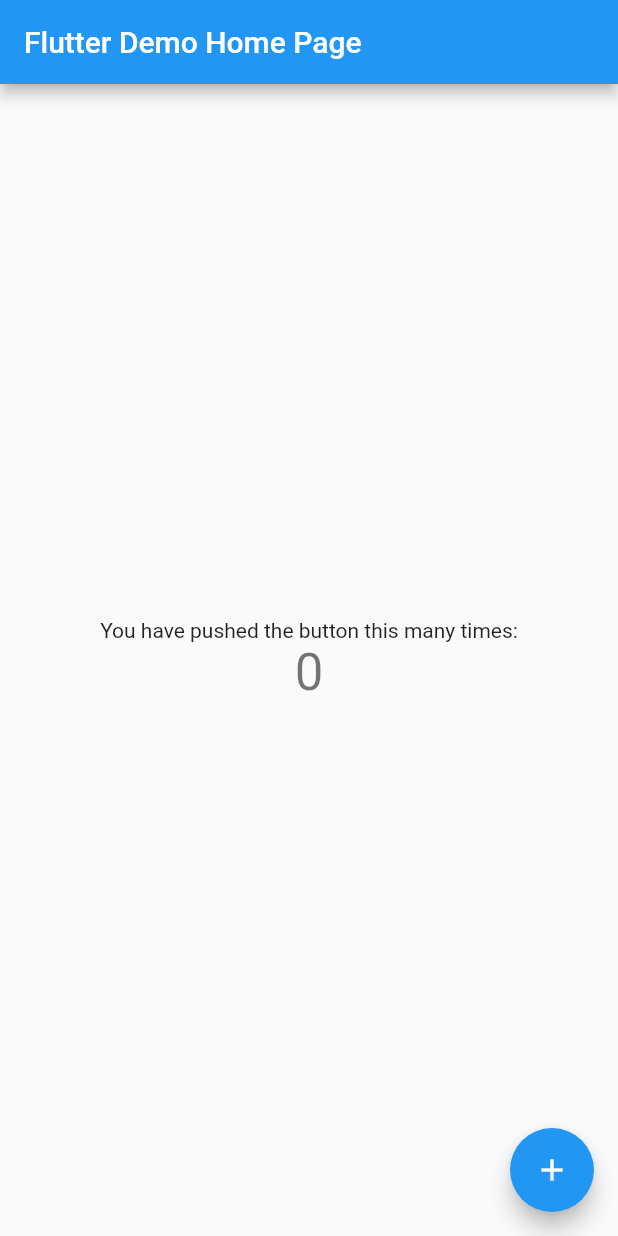
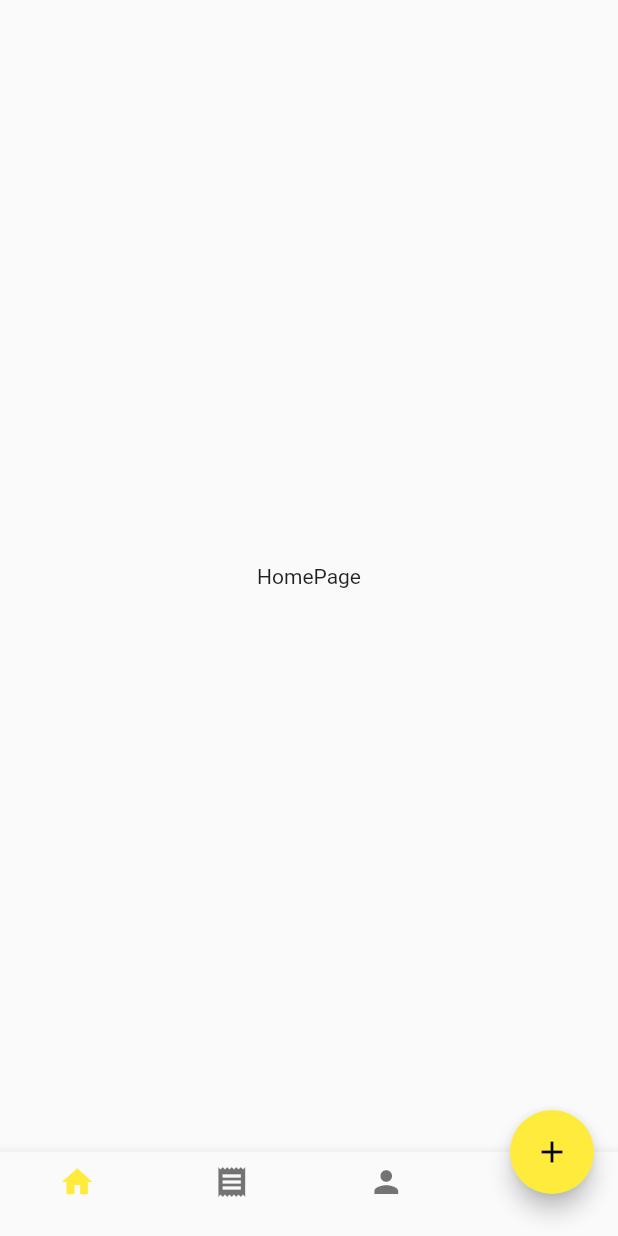
Before and after one commit to duythien0912/buslivery, a Flutter app: the screen it shows after launch, on a phone screen of 412 x 824 dp. Run offline on Flutter 3.47's test engine with Material 2 defaults, Android fonts, the phone set to English and light mode, and no system bars.

Commit message:
[Thien] add page

```diff
--- a/lib/main.dart
+++ b/lib/main.dart
@@ -1,63 +1,143 @@
+import 'dart:io';
+
 import 'package:flutter/material.dart';
+import 'package:flutter/services.dart';
+import './presentation/custom_icons_icons.dart';
 
-void main() => runApp(MyApp());
+void main() {
+  runApp(
+    MyApp(),
+  );
+
+  if (Platform.isAndroid) {
+    SystemUiOverlayStyle systemUiOverlayStyle =
+        SystemUiOverlayStyle(statusBarColor: Colors.transparent);
+    SystemChrome.setSystemUIOverlayStyle(systemUiOverlayStyle);
+  }
+}
 
 class MyApp extends StatelessWidget {
+  static const Map<TargetPlatform, PageTransitionsBuilder> _defaultBuilders =
+      <TargetPlatform, PageTransitionsBuilder>{
+    TargetPlatform.android: FadeUpwardsPageTransitionsBuilder(),
+    TargetPlatform.iOS: FadeUpwardsPageTransitionsBuilder(),
+  };
+
   @override
   Widget build(BuildContext context) {
     return MaterialApp(
+      debugShowCheckedModeBanner: false,
       title: 'Flutter Demo',
       theme: ThemeData(
-        primarySwatch: Colors.blue,
+        primarySwatch: Colors.yellow,
+        pageTransitionsTheme: PageTransitionsTheme(builders: _defaultBuilders),
       ),
-      home: MyHomePage(title: 'Flutter Demo Home Page'),
+      home: MyHomePage(),
     );
   }
 }
 
 class MyHomePage extends StatefulWidget {
-  MyHomePage({Key key, this.title}) : super(key: key);
-
-  final String title;
+  MyHomePage({Key key}) : super(key: key);
 
   @override
   _MyHomePageState createState() => _MyHomePageState();
 }
 
 class _MyHomePageState extends State<MyHomePage> {
-  int _counter = 0;
+  int _currentIndex = 0;
+  final List<Widget> _children = [
+    HomePage(),
+    OrderPage(),
+    UserPage(),
+  ];
 
-  void _incrementCounter() {
+  void onTabTapped(int index) {
     setState(() {
-      _counter++;
+      _currentIndex = index;
     });
   }
 
   @override
   Widget build(BuildContext context) {
     return Scaffold(
-      appBar: AppBar(
-        title: Text(widget.title),
+      // appBar: AppBar(
+      //   title: Text("Pobus"),
+      // ),
+      body: _children[_currentIndex],
+      floatingActionButton: FloatingActionButton(
+        onPressed: () {},
+        child: Icon(Icons.add),
       ),
-      body: Center(
-        child: Column(
-          mainAxisAlignment: MainAxisAlignment.center,
-          children: <Widget>[
-            Text(
-              'You have pushed the button this many times:',
-            ),
-            Text(
-              '$_counter',
-              style: Theme.of(context).textTheme.display1,
-            ),
-          ],
-        ),
+      floatingActionButtonLocation: FloatingActionButtonLocation.endDocked,
+      bottomNavigationBar: BottomNavigationBar(
+        onTap: onTabTapped,
+        currentIndex: _currentIndex,
+        type: BottomNavigationBarType.fixed,
+        items: [
+          BottomNavigationBarItem(
+            icon: Icon(Icons.home),
+            title: Container(height: 0.0),
+          ),
+          BottomNavigationBarItem(
+            icon: Icon(Icons.receipt),
+            title: Container(height: 0.0),
+          ),
+          BottomNavigationBarItem(
+            icon: Icon(Icons.person),
+            title: Container(height: 0.0),
+          ),
+          BottomNavigationBarItem(
+            icon: Container(),
+            title: Container(height: 0.0),
+          ),
+        ],
       ),
-      floatingActionButton: FloatingActionButton(
-        onPressed: _incrementCounter,
-        tooltip: 'Increment',
-        child: Icon(Icons.add),
+
+      // Container(
+      //   child: Center(child: Text("Alo alo đây là thông báo"),),
+      //   // color: Color.fromRGBO(200, 200, 200, 1),
+      //   height: 45,
+      // ),
+    );
+  }
+}
+
+class HomePage extends StatelessWidget {
+  const HomePage({Key key}) : super(key: key);
+
+  @override
+  Widget build(BuildContext context) {
+    return Container(
+      child: Center(
+        child: Text("HomePage"),
       ),
     );
   }
 }
+
+class OrderPage extends StatelessWidget {
+  const OrderPage({Key key}) : super(key: key);
+
+  @override
+  Widget build(BuildContext context) {
+    return Container(
+      child: Center(
+        child: Text("OrderPage"),
+      ),
+    );
+  }
+}
+
+class UserPage extends StatelessWidget {
+  const UserPage({Key key}) : super(key: key);
+
+  @override
+  Widget build(BuildContext context) {
+    return Container(
+      child: Center(
+        child: Text("UserPage"),
+      ),
+    );
+  }
+}
```
Also changed, not shown: config.json (added, +16 -0 lines), lib/presentation/custom_icons_icons.dart (added, +28 -0 lines), pubspec.yaml (+12 -3 lines), fonts/MyFlutterApp.ttf (added).
